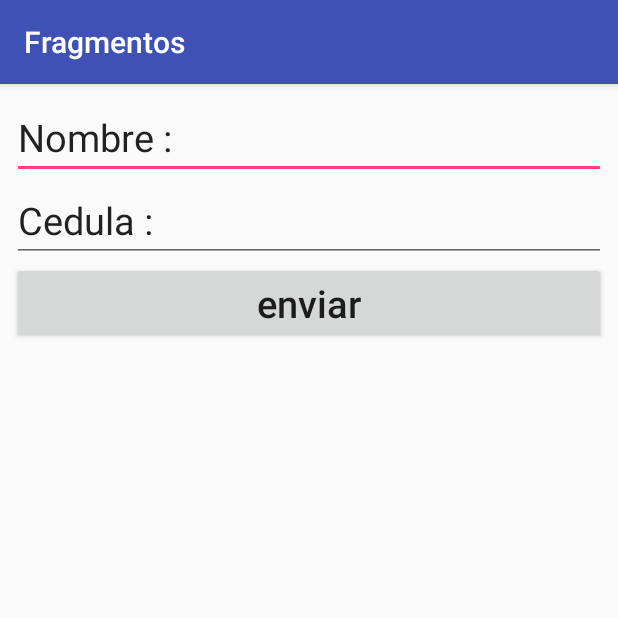
After one commit to nestorcalvo/Fragmentos, an Android app: the fragment FormFragment shown on its own in the app's theme, on a phone screen of 412 x 824 dp, the top half of it. The commit adds this screen. Run offline under Robolectric (Android 15) with nearby library versions, the phone set to English and light mode, and no system bars.

Commit message:
negro flojo

```diff
--- a/app/src/main/AndroidManifest.xml
+++ b/app/src/main/AndroidManifest.xml
@@ -12,8 +12,9 @@
             android:roundIcon="@mipmap/ic_launcher_round"
             android:supportsRtl="true"
             android:theme="@style/AppTheme">
+        <activity android:name=".Main6Activity">
+        </activity>
         <activity android:name=".ListaActivity">
-
             <intent-filter>
                 <action android:name="android.intent.action.MAIN"/>
 
@@ -24,7 +25,6 @@
                 android:name=".Main5Activity"
                 android:label="@string/title_activity_main5"
                 android:theme="@style/AppTheme.NoActionBar">
-
         </activity>
         <activity
                 android:name=".Main4Activity"
--- /dev/null
+++ b/app/src/main/java/com/nestorcalvo/fragmentos/FormFragment.kt
@@ -0,0 +1,23 @@
+package com.nestorcalvo.fragmentos
+
+
+import android.os.Bundle
+import androidx.fragment.app.Fragment
+import android.view.LayoutInflater
+import android.view.View
+import android.view.ViewGroup
+
+
+
+class FormFragment : Fragment() {
+
+    override fun onCreateView(
+        inflater: LayoutInflater, container: ViewGroup?,
+        savedInstanceState: Bundle?
+    ): View? {
+        // Inflate the layout for this fragment
+        return inflater.inflate(R.layout.fragment_form, container, false)
+    }
+
+
+}
--- /dev/null
+++ b/app/src/main/res/layout/fragment_form.xml
@@ -0,0 +1,33 @@
+<?xml version="1.0" encoding="utf-8"?>
+<LinearLayout xmlns:android="http://schemas.android.com/apk/res/android"
+              xmlns:tools="http://schemas.android.com/tools"
+              android:layout_width="match_parent"
+              android:orientation="vertical"
+              android:padding="8dp"
+              android:layout_height="match_parent"
+              tools:context=".FormFragment">
+
+
+    <EditText
+            android:layout_width="match_parent"
+            android:layout_height="wrap_content"
+            android:textSize="25sp"
+            android:id="@+id/eNombre"
+            android:text="@string/nombre"/>
+    <EditText
+            android:layout_width="match_parent"
+            android:layout_height="wrap_content"
+            android:textSize="25sp"
+            android:id="@+id/eCedula"
+            android:inputType="number"
+            android:text="@string/cedula"/>
+    <Button
+            android:layout_width="match_parent"
+            android:layout_height="wrap_content"
+            android:textSize="25sp"
+            android:id="@+id/bEnviar"
+            android:inputType="number"
+            android:text="@string/enviar"/>
+
+
+</LinearLayout>
--- a/app/src/main/res/values/strings.xml
+++ b/app/src/main/res/values/strings.xml
@@ -34,4 +34,7 @@
     <string name="title_activity_main5">Main5Activity</string>
     <string name="tab_text_1">Tab 1</string>
     <string name="tab_text_2">Tab 2</string>
+    <string name="nombre">Nombre :</string>
+    <string name="cedula">Cedula :</string>
+    <string name="enviar">enviar</string>
 </resources>
```
Also changed, not shown: app/src/main/java/com/nestorcalvo/fragmentos/DatosFragment.kt (added, +31 -0 lines), app/src/main/java/com/nestorcalvo/fragmentos/Main6Activity.kt (added, +12 -0 lines), app/src/main/res/layout/activity_main6.xml (added, +10 -0 lines), app/src/main/res/layout/fragment_datos.xml (added, +33 -0 lines), app/src/main/res/layout/superheroes_item.xml (+9 -2 lines).
